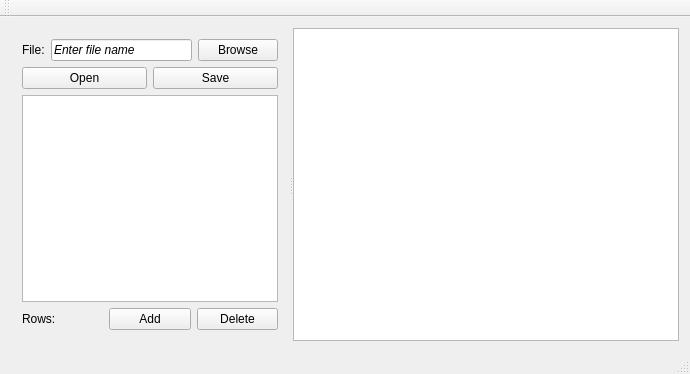
The window that MainWindow.ui (bdknopp/CSVGrapher) describes before a commit, drawn with Qt 5.
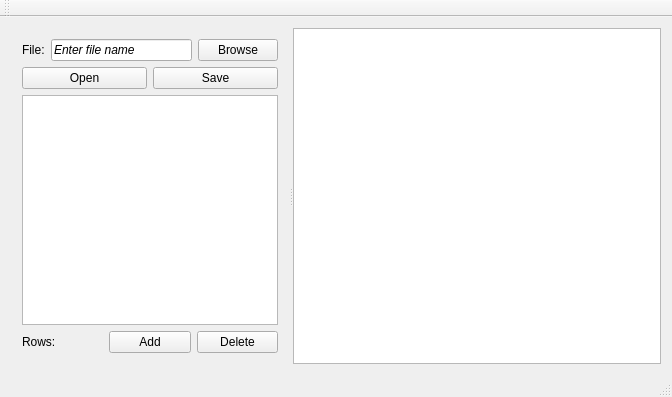
The same window after the commit.

Commit message: Axis gradations completed. Todo: Axes labels.

```diff
--- a/MainWindow.ui
+++ b/MainWindow.ui
@@ -6,8 +6,8 @@
    <rect>
     <x>0</x>
     <y>0</y>
-    <width>690</width>
-    <height>374</height>
+    <width>672</width>
+    <height>397</height>
    </rect>
   </property>
   <property name="sizePolicy">
```
The commit also changes 4 other files.
